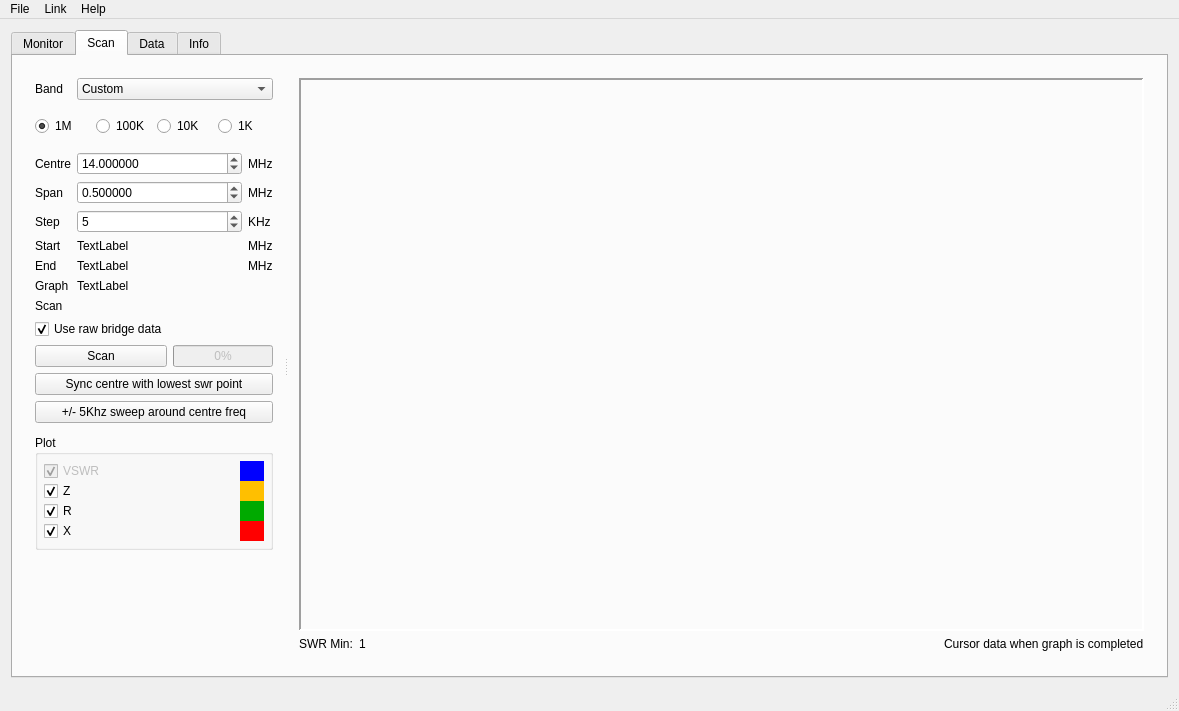
First picture: the form in mainwindow.ui, repository OnnoBH/sark-100-antenna-analyzer, before the edit.
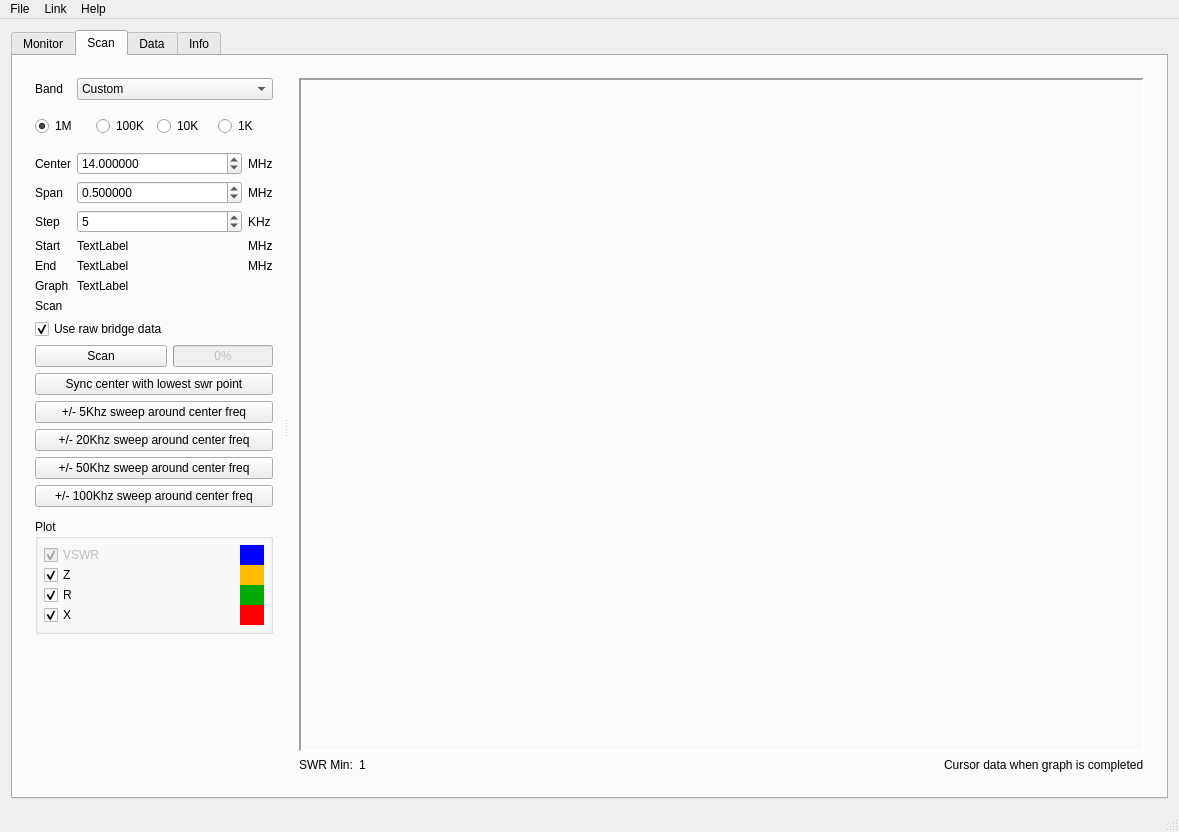
Second picture: the form after the edit. Icons and pictures are not drawn. Custom widgets are drawn as their Qt base class.

Patch:
```diff
--- a/mainwindow.ui
+++ b/mainwindow.ui
@@ -7,7 +7,7 @@
     <x>0</x>
     <y>0</y>
     <width>1179</width>
-    <height>711</height>
+    <height>832</height>
    </rect>
   </property>
   <property name="sizePolicy">
@@ -498,7 +498,7 @@
                  </sizepolicy>
                 </property>
                 <property name="text">
-                 <string>Centre</string>
+                 <string>Center</string>
                 </property>
                </widget>
               </item>
@@ -831,14 +831,35 @@
             <item>
              <widget class="QPushButton" name="syncCentre">
               <property name="text">
-               <string>Sync centre with lowest swr point</string>
+               <string>Sync center with lowest swr point</string>
               </property>
              </widget>
             </item>
             <item>
              <widget class="QPushButton" name="manual">
               <property name="text">
-               <string>+/- 5Khz sweep around centre freq</string>
+               <string>+/- 5Khz sweep around center freq</string>
+              </property>
+             </widget>
+            </item>
+            <item>
+             <widget class="QPushButton" name="pushButton20khz">
+              <property name="text">
+               <string>+/- 20Khz sweep around center freq</string>
+              </property>
+             </widget>
+            </item>
+            <item>
+             <widget class="QPushButton" name="pushButton50khz">
+              <property name="text">
+               <string>+/- 50Khz sweep around center freq</string>
+              </property>
+             </widget>
+            </item>
+            <item>
+             <widget class="QPushButton" name="pushButton100khz">
+              <property name="text">
+               <string>+/- 100Khz sweep around center freq</string>
               </property>
              </widget>
             </item>
```
Left out of the diff: 2 changed lines with no effect on the pictures.
